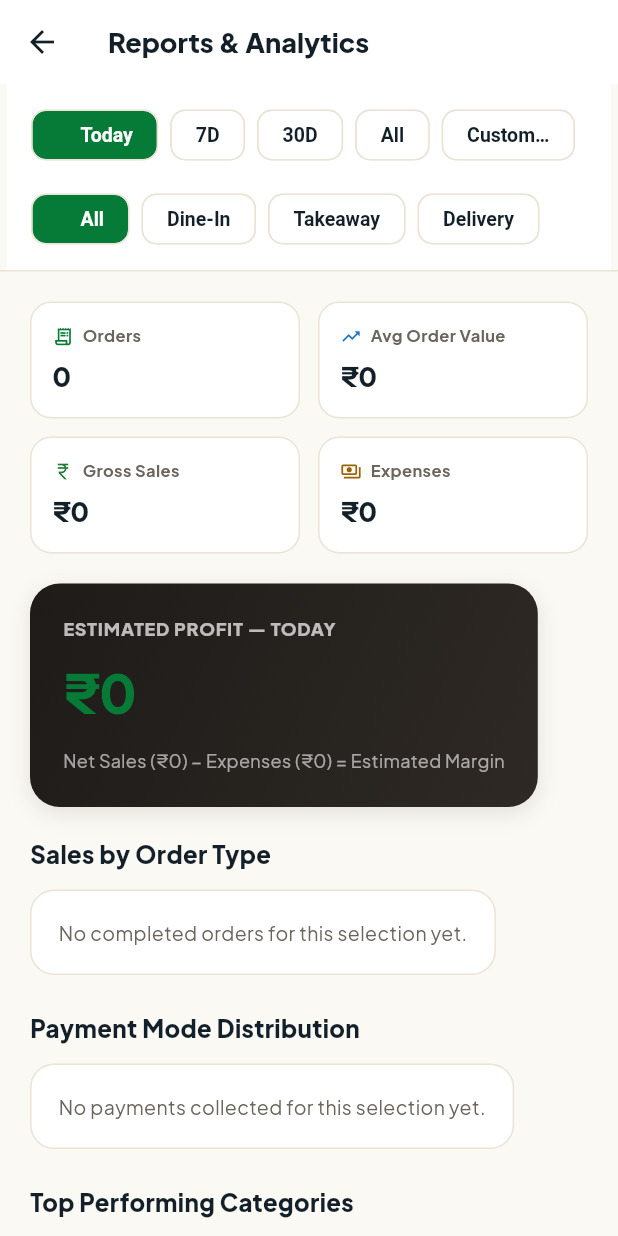
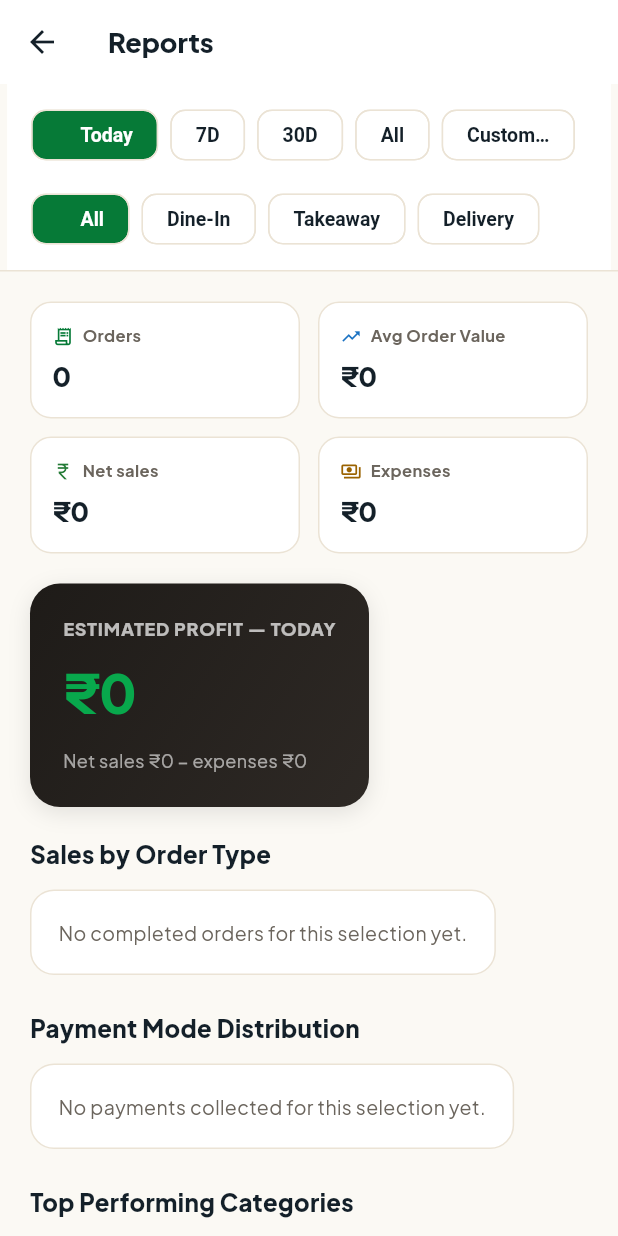
Before and after one commit to satyajitrajen/food, a Flutter app: the ReportsScreen screen opened directly, on a phone screen of 412 x 824 dp. Run offline on Flutter 3.47's test engine with Material 3 defaults, Android fonts, the phone set to English and light mode, and no system bars; our stand-ins replace firebase_core, firebase_messaging, google_fonts, image_picker, pdf, qr_flutter and 2 more; missing offline and left inert: razorpay_flutter; accounts and stored records are empty; network calls fail.

Commit message:
feat(reports): use server top items, staff sales, expenses, refunds and net sales
The Reports screen now uses the server's outlet-wide figures. Top items,
staff performance and expenses by category were computed from this
terminal's last 100 cached orders. Profit is now net of refunds, and Credit
appears in the tender split. The local computation remains the offline
fallback.

Co-Authored-By: Claude Opus 5.5 <noreply@anthropic.com>

```diff
--- a/lib/core/api/dto.dart
+++ b/lib/core/api/dto.dart
@@ -577,6 +577,25 @@ DashboardStats dashboardReportFromApi(Map<String, dynamic> j) => DashboardStats(
                 quantity: _int(c['quantity']),
               ))
           .toList(),
+      refunds: toRupees(_int(j['refunds_paise'])),
+      netSales: j['net_sales_paise'] == null ? null : toRupees(_int(j['net_sales_paise'])),
+      topItems: (j['top_items'] as List? ?? [])
+          .whereType<Map>()
+          .map((c) => CategorySales(
+                category: _str(c['name']),
+                revenue: toRupees(_int(c['revenue_paise'])),
+                quantity: _int(c['quantity']),
+              ))
+          .toList(),
+      staffSales: (j['staff_sales'] as List? ?? [])
+          .whereType<Map>()
+          .map((c) => StaffSales(
+                staffName: _str(c['staff_name']).isEmpty ? 'Unassigned' : _str(c['staff_name']),
+                orderCount: _int(c['order_count']),
+                revenue: toRupees(_int(c['revenue_paise'])),
+              ))
+          .toList(),
+      expensesByCategory: _paiseMapToRupees(j['expenses_by_category']),
     );
 
 Map<String, double> _paiseMapToRupees(dynamic v) {
--- a/lib/models/report_model.dart
+++ b/lib/models/report_model.dart
@@ -14,6 +14,15 @@ class DashboardStats {
   final Map<String, double> salesByTender;
   final List<CategorySales> topCategories;
 
+  /// Refunds issued in the period and sales net of them.
+  final double refunds;
+  final double netSales;
+
+  /// Best-selling dishes (category field holds the dish name).
+  final List<CategorySales> topItems;
+  final List<StaffSales> staffSales;
+  final Map<String, double> expensesByCategory;
+
   const DashboardStats({
     required this.sales,
     required this.orderCount,
@@ -24,7 +33,20 @@ class DashboardStats {
     this.salesByType = const {},
     this.salesByTender = const {},
     this.topCategories = const [],
-  });
+    this.refunds = 0,
+    double? netSales,
+    this.topItems = const [],
+    this.staffSales = const [],
+    this.expensesByCategory = const {},
+  }) : netSales = netSales ?? sales - refunds;
+}
+
+class StaffSales {
+  final String staffName;
+  final int orderCount;
+  final double revenue;
+
+  const StaffSales({required this.staffName, required this.orderCount, required this.revenue});
 }
 
 class CategorySales {
--- a/lib/screens/reports/reports_screen.dart
+++ b/lib/screens/reports/reports_screen.dart
@@ -7,6 +7,7 @@ import '../../models/order_model.dart';
 import '../../models/expense_model.dart';
 import '../../models/menu_model.dart';
 import '../../models/report_model.dart';
+import '../../core/api/dto.dart';
 import '../../core/format.dart';
 
 class CategorySales {
@@ -162,7 +163,7 @@ class _ReportsScreenState extends State<ReportsScreen> {
   static Map<String, double> _salesByTender(List<RestaurantOrder> completed) {
     final map = <String, double>{};
     for (final o in completed) {
-      final key = o.paymentMethod ?? 'Other';
+      final key = PaymentMethodX.fromLabel(o.paymentMethod).name;
       map[key] = (map[key] ?? 0.0) + o.grandTotal;
     }
     return map;
@@ -240,9 +241,12 @@ class _ReportsScreenState extends State<ReportsScreen> {
 
     final localGross = completed.fold(0.0, (s, o) => s + o.grandTotal);
     final localExpenses = filteredExpenses.fold(0.0, (s, e) => s + e.amount);
+    final localRefunds = completed.fold(0.0, (s, o) => s + o.refundedAmount);
     final grossSales = serverStats?.sales ?? localGross;
+    final refunds = serverStats?.refunds ?? localRefunds;
+    final netSales = serverStats?.netSales ?? (localGross - localRefunds);
     final totalExpenses = serverStats?.expenses ?? localExpenses;
-    final estimatedProfit = grossSales - totalExpenses;
+    final estimatedProfit = netSales - totalExpenses;
     final orderCount = serverStats?.orderCount ?? completed.length;
     final aov = orderCount > 0 ? grossSales / orderCount : 0.0;
 
@@ -253,6 +257,7 @@ class _ReportsScreenState extends State<ReportsScreen> {
         'cash': serverStats.salesByTender['cash'] ?? 0,
         'upi': serverStats.salesByTender['upi'] ?? 0,
         'card': serverStats.salesByTender['card'] ?? 0,
+        'credit': serverStats.salesByTender['credit'] ?? 0,
       }..removeWhere((_, v) => v <= 0);
     } else {
       byTender = _salesByTender(completed);
@@ -264,12 +269,25 @@ class _ReportsScreenState extends State<ReportsScreen> {
                 .map((c) => CategorySales(c.category, c.revenue, c.quantity))
                 .toList()
             : _salesByCategory(completed, provider.menuItems);
-    final topItems = _topItems(completed);
-    final waiterRows = _salesByWaiter(completed);
+    // Server truth across all terminals when available; this terminal's
+    // cached orders otherwise.
+    final topItems = serverStats != null && serverStats.topItems.isNotEmpty
+        ? serverStats.topItems.map((c) => CategorySales(c.category, c.revenue, c.quantity)).toList()
+        : _topItems(completed);
+    final waiterRows = serverStats != null && serverStats.staffSales.isNotEmpty
+        ? serverStats.staffSales.map((w) => CategorySales(w.staffName, w.revenue, w.orderCount)).toList()
+        : _salesByWaiter(completed);
 
     final expenseByCat = <ExpenseCategory, double>{};
-    for (final e in filteredExpenses) {
-      expenseByCat[e.category] = (expenseByCat[e.category] ?? 0.0) + e.amount;
+    if (serverStats != null && serverStats.expensesByCategory.isNotEmpty) {
+      serverStats.expensesByCategory.forEach((k, v) {
+        final cat = expenseCategoryFromApi(k);
+        expenseByCat[cat] = (expenseByCat[cat] ?? 0.0) + v;
+      });
+    } else {
+      for (final e in filteredExpenses) {
+        expenseByCat[e.category] = (expenseByCat[e.category] ?? 0.0) + e.amount;
+      }
     }
     final expenseRows = expenseByCat.entries.toList()
       ..sort((a, b) => b.value.compareTo(a.value));
@@ -285,7 +303,7 @@ class _ReportsScreenState extends State<ReportsScreen> {
     return Scaffold(
       backgroundColor: AppColors.creamBg,
       appBar: AppBar(
-        title: const Text('Reports & Analytics', style: TextStyle(fontWeight: FontWeight.w800, fontSize: 18)),
+        title: const Text('Reports'),
         backgroundColor: Colors.white,
         elevation: 0,
       ),
@@ -328,8 +346,8 @@ class _ReportsScreenState extends State<ReportsScreen> {
                       children: [
                         Expanded(
                           child: _buildStatCard(
-                            'Gross Sales',
-                            formatInr(grossSales),
+                            refunds > 0 ? 'Net sales (after ${formatInr(refunds)} refunds)' : 'Net sales',
+                            formatInr(netSales),
                             Icons.currency_rupee_outlined,
                             AppColors.vegGreen,
                           ),
@@ -372,7 +390,7 @@ class _ReportsScreenState extends State<ReportsScreen> {
                           Text(
                             formatInr(estimatedProfit),
                             style: TextStyle(
-                              color: estimatedProfit >= 0 ? AppColors.primaryGreen : AppColors.nonVegRed,
+                              color: estimatedProfit >= 0 ? AppColors.brandGreen : const Color(0xFFFF8A80),
                               fontWeight: FontWeight.w900,
                               fontSize: 36,
                               letterSpacing: -0.5,
@@ -380,7 +398,7 @@ class _ReportsScreenState extends State<ReportsScreen> {
                           ),
                           const SizedBox(height: 12),
                           Text(
-                            'Net Sales (${formatInr(grossSales)}) − Expenses (${formatInr(totalExpenses)}) = Estimated Margin',
+                            'Net sales ${formatInr(netSales)} − expenses ${formatInr(totalExpenses)}',
                             style: const TextStyle(color: Colors.white60, fontSize: 12),
                           ),
                         ],
@@ -449,7 +467,7 @@ class _ReportsScreenState extends State<ReportsScreen> {
                                   if (entry.key != byTender.keys.first)
                                     const Divider(height: 20, color: AppColors.borderLight),
                                   _buildProgressRow(
-                                    entry.key == 'cash' ? 'Cash' : entry.key == 'upi' ? 'UPI' : entry.key == 'card' ? 'Card' : entry.key,
+                                    PaymentMethodX.fromLabel(entry.key).label,
                                     ratioOf(entry.value),
                                     amountLabel(entry.value),
                                     entry.key.toLowerCase() == 'cash'
```
